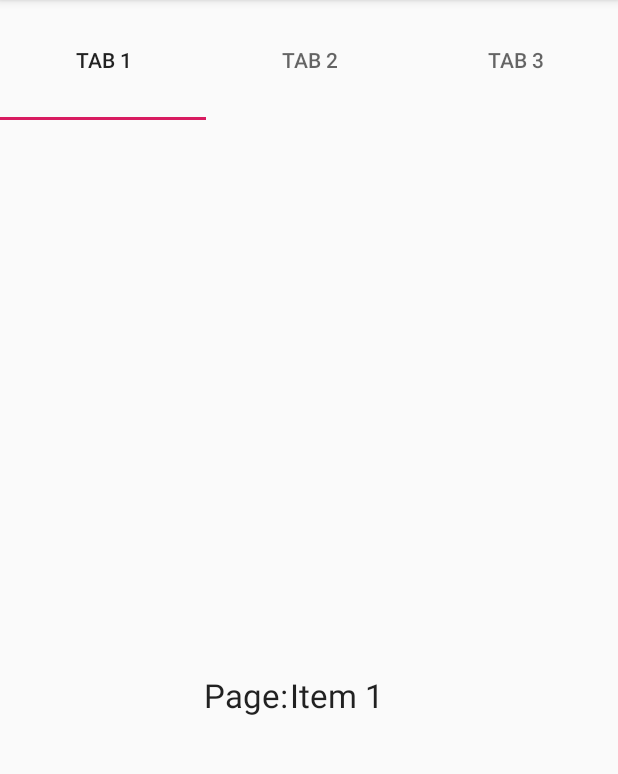
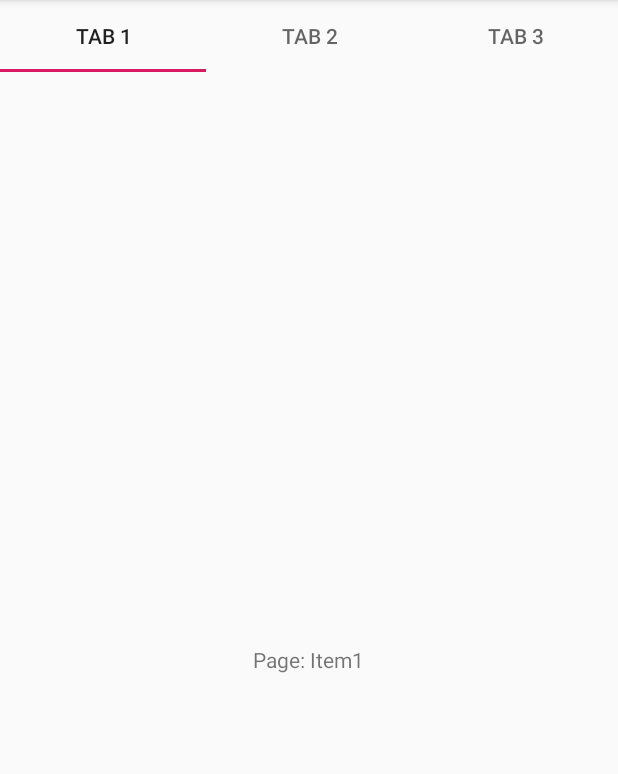
Before and after one commit to givemepassxd999/tablayout_demo_by_kotlin, an Android app: the screen it shows after launch (MainActivity), on a phone screen of 412 x 824 dp, the part 84-858 px from its top. Run offline under Robolectric (Android 15) with nearby library versions, the phone set to English and light mode, and no system bars.

Commit message:
調整成androidx

```diff
--- a/app/build.gradle
+++ b/app/build.gradle
@@ -26,9 +26,9 @@ dependencies {
     implementation fileTree(dir: 'libs', include: ['*.jar'])
     implementation"org.jetbrains.kotlin:kotlin-stdlib-jdk7:$kotlin_version"
     implementation 'com.google.android.material:material:1.0.0'
-    implementation 'androidx.appcompat:appcompat:1.0.0-beta01'
+    implementation 'androidx.appcompat:appcompat:1.1.0'
     implementation 'androidx.constraintlayout:constraintlayout:1.1.3'
     testImplementation 'junit:junit:4.12'
-    androidTestImplementation 'androidx.test:runner:1.1.0-alpha4'
-    androidTestImplementation 'androidx.test.espresso:espresso-core:3.1.0-alpha4'
+    androidTestImplementation 'androidx.test:runner:1.3.0-alpha02'
+    androidTestImplementation 'androidx.test.espresso:espresso-core:3.3.0-alpha02'
 }
--- a/app/src/main/java/com/sample/demo/tablayout/MainActivity.kt
+++ b/app/src/main/java/com/sample/demo/tablayout/MainActivity.kt
@@ -49,13 +49,13 @@ class MainActivity : AppCompatActivity() {
         }
 
         override fun getPageTitle(position: Int): CharSequence? {
-            return "Item " + (position + 1)
+            return "Page: Item${position + 1}"
         }
 
         override fun instantiateItem(container: ViewGroup, position: Int): Any {
             val view = LayoutInflater.from(container.context).inflate(R.layout.pager_item, container, false)
             container.addView(view)
-            view.item_title.text = getPageTitle(position)
+            view.item_subtitle.text = getPageTitle(position)
             return view
         }
 
--- a/app/src/main/res/layout/activity_main.xml
+++ b/app/src/main/res/layout/activity_main.xml
@@ -8,8 +8,9 @@
 
     <com.google.android.material.tabs.TabLayout
             android:id="@+id/tabs"
+            android:minHeight="?attr/actionBarSize"
             android:layout_width="match_parent"
-            android:layout_height="80dp"
+            android:layout_height="wrap_content"
             app:layout_constraintStart_toStartOf="parent"
             app:layout_constraintTop_toTopOf="parent"
             app:layout_constraintEnd_toEndOf="parent"/>
--- a/app/src/main/res/layout/pager_item.xml
+++ b/app/src/main/res/layout/pager_item.xml
@@ -1,29 +1,12 @@
 <?xml version="1.0" encoding="utf-8"?>
-<androidx.constraintlayout.widget.ConstraintLayout
-        xmlns:android="http://schemas.android.com/apk/res/android"
-        xmlns:app="http://schemas.android.com/apk/res-auto"
+<RelativeLayout xmlns:android="http://schemas.android.com/apk/res/android"
         android:layout_width="match_parent"
         android:layout_height="match_parent">
+
     <TextView
+            android:layout_centerInParent="true"
             android:id="@+id/item_subtitle"
             android:layout_width="wrap_content"
             android:layout_height="wrap_content"
-            android:textAppearance="?android:attr/textAppearanceLarge"
-            android:text="Page:"
-            app:layout_constraintTop_toTopOf="parent"
-            app:layout_constraintBottom_toBottomOf="parent"
-            app:layout_constraintStart_toStartOf="parent"
-            android:layout_marginStart="136dp"
-            app:layout_constraintVertical_bias="0.499"/>
-
-    <TextView
-            android:textAppearance="?android:attr/textAppearanceLarge"
-            android:id="@+id/item_title"
-            android:layout_width="wrap_content"
-            android:layout_height="wrap_content"
-            app:layout_constraintEnd_toEndOf="parent"
-            app:layout_constraintTop_toTopOf="parent"
-            app:layout_constraintBottom_toBottomOf="parent"
-            app:layout_constraintVertical_bias="0.499"
-            android:layout_marginEnd="156dp"/>
-</androidx.constraintlayout.widget.ConstraintLayout>
+            android:text="" />
+</RelativeLayout>
```
